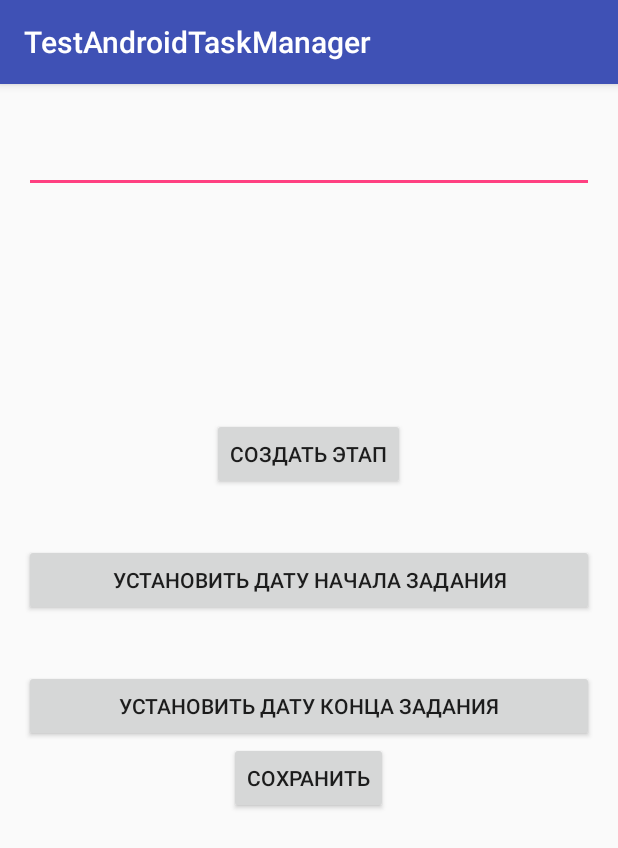
After one commit to capitalsavhome/TestAndroidTaskManager, an Android app: the AddTaskActivity screen opened directly, with no data from a screen before it, on a phone screen of 412 x 824 dp. The commit adds this screen. Shown: the top 848 px of the screen. Run offline under Robolectric (Android 15) with nearby library versions, the phone set to English and light mode, and no system bars.

Commit message:
1. Created new activity "AddTaskActivity". 2. Made layout for this activity.

```diff
--- a/TestAndroidTaskManager/app/src/main/AndroidManifest.xml
+++ b/TestAndroidTaskManager/app/src/main/AndroidManifest.xml
@@ -15,6 +15,7 @@
                 <category android:name="android.intent.category.LAUNCHER" />
             </intent-filter>
         </activity>
+        <activity android:name=".AddTaskActivity"></activity>
     </application>
 
 </manifest>
--- /dev/null
+++ b/TestAndroidTaskManager/app/src/main/java/com/example/adminhome/testandroidtaskmanager/AddTaskActivity.java
@@ -0,0 +1,13 @@
+package com.example.adminhome.testandroidtaskmanager;
+
+import android.support.v7.app.AppCompatActivity;
+import android.os.Bundle;
+
+public class AddTaskActivity extends AppCompatActivity {
+
+    @Override
+    protected void onCreate(Bundle savedInstanceState) {
+        super.onCreate(savedInstanceState);
+        setContentView(R.layout.activity_add_task);
+    }
+}
--- /dev/null
+++ b/TestAndroidTaskManager/app/src/main/res/layout/activity_add_task.xml
@@ -0,0 +1,56 @@
+<?xml version="1.0" encoding="utf-8"?>
+<LinearLayout xmlns:android="http://schemas.android.com/apk/res/android"
+    xmlns:tools="http://schemas.android.com/tools"
+    android:layout_width="match_parent"
+    android:layout_height="match_parent"
+    android:paddingBottom="@dimen/activity_vertical_margin"
+    android:paddingLeft="@dimen/activity_horizontal_margin"
+    android:paddingRight="@dimen/activity_horizontal_margin"
+    android:paddingTop="@dimen/activity_vertical_margin"
+    android:orientation="vertical"
+    tools:context="com.example.adminhome.testandroidtaskmanager.AddTaskActivity">
+
+    <EditText
+        android:layout_width="match_parent"
+        android:layout_height="wrap_content"
+        android:textSize="12pt"
+        android:id="@+id/edit_text_add_task"/>
+    <ListView
+        android:layout_width="match_parent"
+        android:layout_height="150dp"
+        android:id="@+id/lv_stages_add_task"
+        ></ListView>
+    <Button
+        android:layout_width="wrap_content"
+        android:layout_height="wrap_content"
+        android:id="@+id/btn_add_stage"
+        android:text="@string/btn_add_stage"
+        android:layout_gravity="center_horizontal"/>
+    <TextView
+        android:layout_width="match_parent"
+        android:layout_height="wrap_content"
+        android:id="@+id/tv_startDate_add_task"
+        android:textSize="12pt"/>
+
+    <Button
+        android:layout_width="match_parent"
+        android:layout_height="wrap_content"
+        android:text="@string/btn_set_startDate"
+        android:id="@+id/btn_add_startDate"/>
+    <TextView
+        android:layout_width="match_parent"
+        android:layout_height="wrap_content"
+        android:id="@+id/tv_endDate_add_task"
+        android:textSize="12pt"/>
+    <Button
+        android:layout_width="match_parent"
+        android:layout_height="wrap_content"
+        android:text="@string/btn_set_endDate"
+        android:id="@+id/btn_add_endDate"/>
+    <Button
+        android:layout_width="wrap_content"
+        android:layout_height="wrap_content"
+        android:id="@+id/btn_save_add_task"
+        android:text="@string/btn_save"
+        android:layout_gravity="center_horizontal"/>
+</LinearLayout>
--- a/TestAndroidTaskManager/app/src/main/res/values/strings.xml
+++ b/TestAndroidTaskManager/app/src/main/res/values/strings.xml
@@ -1,3 +1,9 @@
 <resources>
     <string name="app_name">TestAndroidTaskManager</string>
+
+    <string name="btn_add_stage">Создать этап</string>
+    <string name="btn_set_startDate">Установить дату начала задания</string>
+    <string name="btn_set_endDate">Установить дату конца задания</string>
+    <string name="btn_save">Сохранить</string>
+
 </resources>
```
